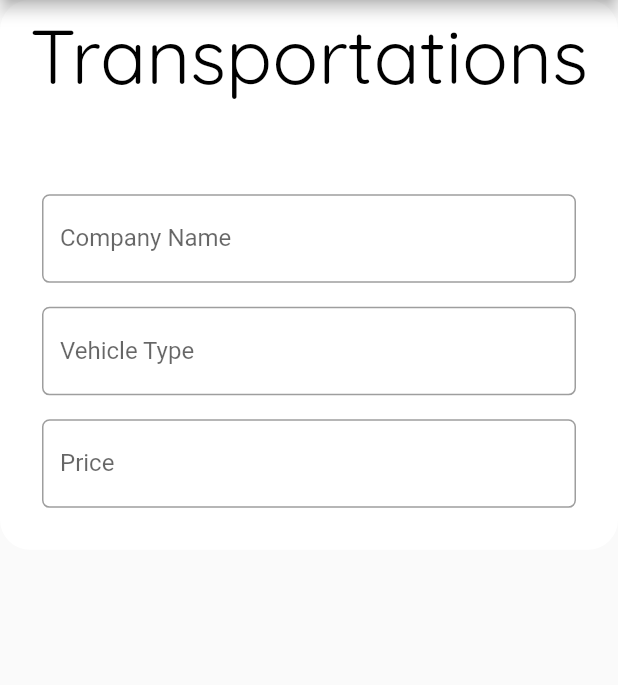
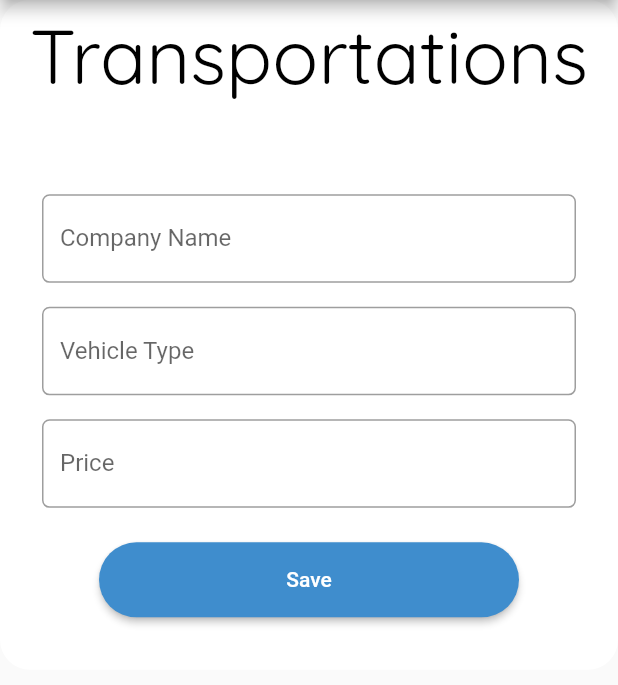
Before and after one commit to mhmmd-attar/mid_tourism_mobile, a Flutter app: the TransportForm screen opened directly, on a phone screen of 412 x 824 dp, the part 84-769 px from its top. Run offline on Flutter 3.47's test engine with Material 2 defaults, Android fonts, the phone set to English and light mode, and no system bars.

Commit message:
form done?

```diff
--- a/lib/pages/transportation/transportform.dart
+++ b/lib/pages/transportation/transportform.dart
@@ -1,9 +1,7 @@
 import 'package:flutter/material.dart';
 import 'package:mid_tourism_mobile/drawer.dart';
-import 'package:mid_tourism_mobile/models/hotelModel.dart';
+import 'package:mid_tourism_mobile/models/transportModel.dart';
 import 'package:mid_tourism_mobile/pages/transportation/transportform.dart';
-
-enum booleanEnum { yes, no }
 
 class TransportForm extends StatefulWidget {
   const TransportForm({super.key});
@@ -14,13 +12,13 @@ class TransportForm extends StatefulWidget {
 
 class _TransportForm extends State<TransportForm> {
   final _formKey = GlobalKey<FormState>();
-  String companyName = "";
-  String transportName = "";
-  String transportPrice = "";
-  String description = "";
-  bool availability = false;
+  String nameCompany = "";
+  String nameTransport = "";
+  String priceTransport = "";
+  String desc = "";
+  bool available = true;
+  String model = "transport.transport";
   int pk = 1;
-  booleanEnum? _booleanEnum;
 
   @override
   Widget build(BuildContext context) {
@@ -92,13 +90,13 @@ class _TransportForm extends State<TransportForm> {
                               // Added behavior when name is typed
                               onChanged: (String? value) {
                                 setState(() {
-                                  companyName = value!;
+                                  nameCompany = value!;
                                 });
                               },
                               // Added behavior when data is saved
                               onSaved: (String? value) {
                                 setState(() {
-                                  companyName = value!;
+                                  nameCompany = value!;
                                 });
                               },
                               // Validator as form validation
@@ -125,19 +123,19 @@ class _TransportForm extends State<TransportForm> {
                               // Added behavior when name is typed
                               onChanged: (String? value) {
                                 setState(() {
-                                  transportName = value!;
+                                  nameTransport = value!;
                                 });
                               },
                               // Added behavior when data is saved
                               onSaved: (String? value) {
                                 setState(() {
-                                  transportName = value!;
+                                  nameTransport = value!;
                                 });
                               },
                               // Validator as form validation
                               validator: (String? value) {
                                 if (value == null || value.isEmpty) {
-                                  return 'Vehicle type cannot be empty!';
+                                  return 'Hotel address cannot be empty!';
                                 }
                                 return null;
                               },
@@ -158,13 +156,13 @@ class _TransportForm extends State<TransportForm> {
                               // Added behavior when name is typed
                               onChanged: (String? value) {
                                 setState(() {
-                                  transportPrice = value!;
+                                  priceTransport = value!;
                                 });
                               },
                               // Added behavior when data is saved
                               onSaved: (String? value) {
                                 setState(() {
-                                  transportPrice = value!;
+                                  priceTransport = value!;
                                 });
                               },
                               // Validator as form validation
@@ -176,6 +174,46 @@ class _TransportForm extends State<TransportForm> {
                               },
                             ),
                           ),
+                          Padding(
+                              padding: const EdgeInsets.all(15.0),
+                              child: Align(
+                                  alignment: Alignment.bottomCenter,
+                                  child: ElevatedButton(
+                                      style: ElevatedButton.styleFrom(
+                                          minimumSize: const Size(280, 50),
+                                          shape: const StadiumBorder(),
+                                          backgroundColor:
+                                              const Color(0xff3f8dcd)),
+                                      onPressed: () {
+                                        if (_formKey.currentState!.validate()) {
+                                          _formKey.currentState!.save();
+                                          Fields uwawfields = Fields(
+                                            companyName: nameCompany,
+                                            transportName: nameTransport,
+                                            transportPrice: priceTransport,
+                                            description: desc,
+                                            availability: available,
+                                          );
+                                          Map<String, dynamic> jsonFields =
+                                              uwawfields.toJson();
+                                          Transport uwaw = Transport(
+                                              model: model,
+                                              pk: pk,
+                                              fields: uwawfields);
+                                          Map<String, dynamic> jsonRoom =
+                                              uwaw.toJson();
+                                          showDialog(
+                                              context: context,
+                                              builder: (BuildContext context) {
+                                                return const AlertDialog(
+                                                    content: Text(
+                                                        'Successfully saved!'));
+                                              });
+                                        }
+                                      },
+                                      child: const Text("Save",
+                                          style: TextStyle(
+                                              color: Colors.white))))),
                         ],
                       ),
                     ),
```
